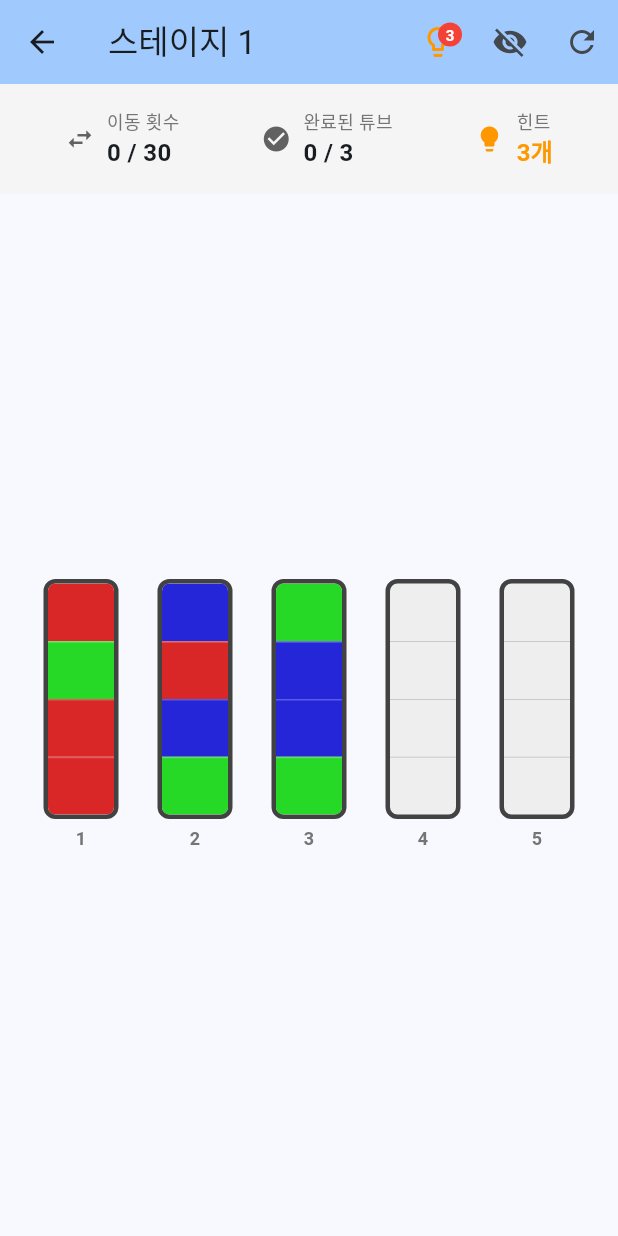
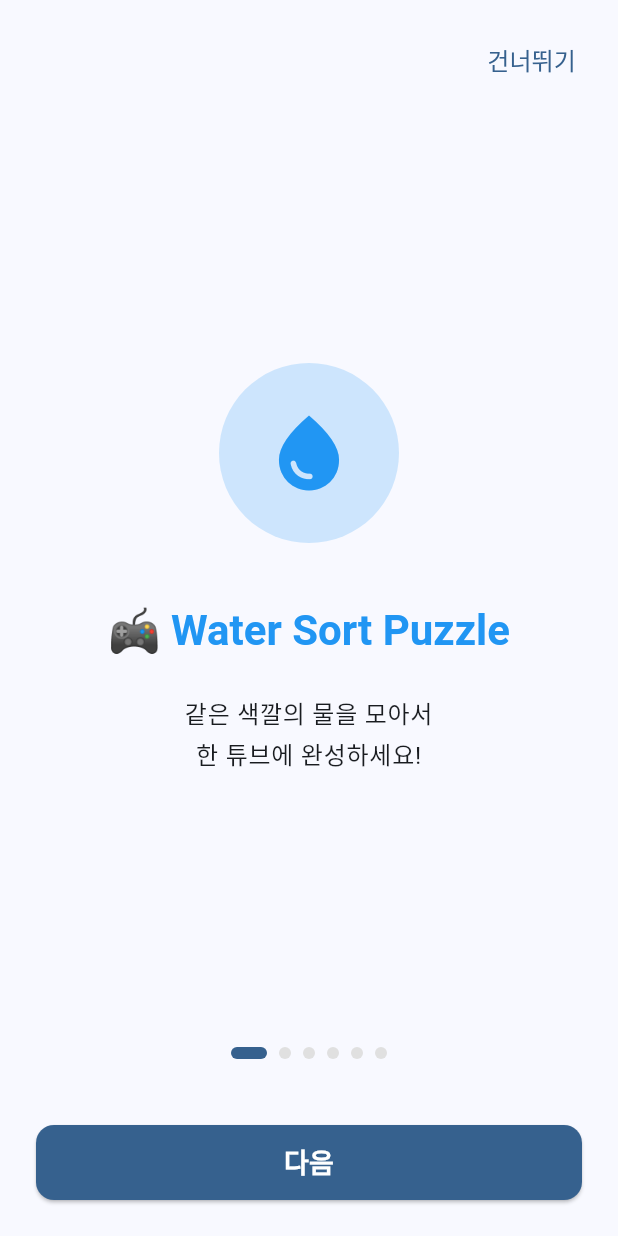
Before and after one commit to lukaPlayground/walking-puzzle-game, a Flutter app: the screen it shows after launch, after a tap on "스테이지 1", on a phone screen of 412 x 824 dp. Run offline on Flutter 3.47's test engine with Material 3 defaults, Android fonts, the phone set to English and light mode, and no system bars; our stand-ins replace geolocator, permission_handler, shared_preferences; missing offline and left inert: health; accounts and stored records are empty.

Commit message:
Add tutorial screen and optimize game difficulty
This commit adds a tutorial screen before Stage 1 and optimizes the game
difficulty by reducing empty tubes from 2 to 1 per stage.

Changes:
- lib/screens/tutorial_screen.dart (NEW):
  * Created 6-page interactive tutorial with PageView
  * Covers game rules, controls, hint system, and step rewards
  * Shows automatically before Stage 1 on first play
  * Tutorial completion status saved to SharedPreferences

- lib/screens/puzzle_list_screen.dart:
  * Added tutorial trigger for Stage 1 (puzzle_001)
  * Checks 'has_seen_tutorial' flag before starting first stage
  * Tutorial only shows once, then goes directly to game
  * Added SharedPreferences import for tutorial state

- lib/screens/water_sort_puzzle_screen.dart:
  * Reduced empty tubes from 2 to 1 per stage
  * Updated tube counts for all difficulties:
    - Easy: 4 tubes (3 colors + 1 empty) - was 5
    - Normal: 5 tubes (4 colors + 1 empty) - was 6
    - Hard: 6 tubes (5 colors + 1 empty) - was 7
    - Hell: 7 tubes (6 colors + 1 empty) - was 8
  * Makes puzzles more challenging and strategic

Benefits:
- New players get clear instructions through intuitive tutorial
- Tutorial only shows once, reducing friction for returning players
- Reduced empty tubes increase difficulty appropriately
- Better game balance and more strategic gameplay

Co-Authored-By: Claude Sonnet 4.5 <noreply@anthropic.com>

```diff
--- a/lib/screens/puzzle_list_screen.dart
+++ b/lib/screens/puzzle_list_screen.dart
@@ -1,9 +1,11 @@
 import 'package:flutter/material.dart';
 import 'package:provider/provider.dart';
+import 'package:shared_preferences/shared_preferences.dart';
 import '../providers/game_provider.dart';
 import '../providers/step_counter_provider.dart';
 import '../models/puzzle_model.dart';
 import 'water_sort_puzzle_screen.dart';
+import 'tutorial_screen.dart';
 
 class PuzzleListScreen extends StatelessWidget {
   const PuzzleListScreen({super.key});
@@ -247,13 +249,34 @@ class PuzzleListScreen extends StatelessWidget {
       elevation: isUnlocked ? 4 : 2,
       child: InkWell(
         onTap: isUnlocked
-            ? () {
+            ? () async {
+                // 스테이지 1인 경우 튜토리얼 확인
+                if (puzzle.id == 'puzzle_001') {
+                  final prefs = await SharedPreferences.getInstance();
+                  final hasSeenTutorial = prefs.getBool('has_seen_tutorial') ?? false;
+
+                  if (!hasSeenTutorial && context.mounted) {
+                    // 튜토리얼 화면 표시
+                    await Navigator.push(
+                      context,
+                      MaterialPageRoute(
+                        builder: (context) => const TutorialScreen(),
+                      ),
+                    );
+                    // 튜토리얼 본 것으로 표시
+                    await prefs.setBool('has_seen_tutorial', true);
+                  }
+                }
+
+                // 게임 화면으로 이동
+                if (context.mounted) {
                   Navigator.push(
                     context,
                     MaterialPageRoute(
                       builder: (context) => WaterSortPuzzleScreen(puzzle: puzzle),
                     ),
                   );
+                }
               }
             : null,
         borderRadius: BorderRadius.circular(12),
--- /dev/null
+++ b/lib/screens/tutorial_screen.dart
@@ -0,0 +1,220 @@
+import 'package:flutter/material.dart';
+
+class TutorialScreen extends StatefulWidget {
+  const TutorialScreen({super.key});
+
+  @override
+  State<TutorialScreen> createState() => _TutorialScreenState();
+}
+
+class _TutorialScreenState extends State<TutorialScreen> {
+  final PageController _pageController = PageController();
+  int _currentPage = 0;
+
+  final List<TutorialPage> _pages = [
+    TutorialPage(
+      title: '🎮 Water Sort Puzzle',
+      description: '같은 색깔의 물을 모아서\n한 튜브에 완성하세요!',
+      icon: Icons.water_drop,
+      color: Colors.blue,
+    ),
+    TutorialPage(
+      title: '🎯 게임 방법',
+      description: '튜브를 탭하여 선택하고\n다른 튜브를 탭하여 물을 옮기세요',
+      icon: Icons.touch_app,
+      color: Colors.orange,
+    ),
+    TutorialPage(
+      title: '✅ 이동 규칙',
+      description: '• 같은 색깔 위에만 부을 수 있어요\n• 빈 튜브에는 어떤 색이든 부을 수 있어요\n• 튜브가 가득 차면 더 이상 부을 수 없어요',
+      icon: Icons.rule,
+      color: Colors.green,
+    ),
+    TutorialPage(
+      title: '⭐ 별점 시스템',
+      description: '적은 횟수로 완성할수록\n더 많은 별을 획득해요!',
+      icon: Icons.star,
+      color: Colors.amber,
+    ),
+    TutorialPage(
+      title: '💡 힌트 시스템',
+      description: '막힐 때는 힌트를 사용하세요!\n걸으면 힌트를 더 얻을 수 있어요\n(2000보 = 힌트 1개)',
+      icon: Icons.lightbulb,
+      color: Colors.yellow.shade700,
+    ),
+    TutorialPage(
+      title: '🚶 걸으면 풀려요!',
+      description: '걷거나 달리면서 걸음 수를 모으면\n새로운 스테이지가 잠금 해제됩니다',
+      icon: Icons.directions_walk,
+      color: Colors.purple,
+    ),
+  ];
+
+  @override
+  void dispose() {
+    _pageController.dispose();
+    super.dispose();
+  }
+
+  @override
+  Widget build(BuildContext context) {
+    return Scaffold(
+      body: SafeArea(
+        child: Column(
+          children: [
+            // 상단 건너뛰기 버튼
+            Padding(
+              padding: const EdgeInsets.all(16.0),
+              child: Row(
+                mainAxisAlignment: MainAxisAlignment.end,
+                children: [
+                  TextButton(
+                    onPressed: () => Navigator.pop(context),
+                    child: const Text(
+                      '건너뛰기',
+                      style: TextStyle(fontSize: 16),
+                    ),
+                  ),
+                ],
+              ),
+            ),
+
+            // 페이지 콘텐츠
+            Expanded(
+              child: PageView.builder(
+                controller: _pageController,
+                onPageChanged: (index) {
+                  setState(() {
+                    _currentPage = index;
+                  });
+                },
+                itemCount: _pages.length,
+                itemBuilder: (context, index) {
+                  return _buildPage(_pages[index]);
+                },
+              ),
+            ),
+
+            // 페이지 인디케이터
+            Padding(
+              padding: const EdgeInsets.symmetric(vertical: 20),
+              child: Row(
+                mainAxisAlignment: MainAxisAlignment.center,
+                children: List.generate(
+                  _pages.length,
+                  (index) => Container(
+                    margin: const EdgeInsets.symmetric(horizontal: 4),
+                    width: _currentPage == index ? 24 : 8,
+                    height: 8,
+                    decoration: BoxDecoration(
+                      color: _currentPage == index
+                          ? Theme.of(context).colorScheme.primary
+                          : Colors.grey.shade300,
+                      borderRadius: BorderRadius.circular(4),
+                    ),
+                  ),
+                ),
+              ),
+            ),
+
+            // 하단 버튼
+            Padding(
+              padding: const EdgeInsets.all(24.0),
+              child: SizedBox(
+                width: double.infinity,
+                height: 50,
+                child: ElevatedButton(
+                  onPressed: () {
+                    if (_currentPage < _pages.length - 1) {
+                      _pageController.nextPage(
+                        duration: const Duration(milliseconds: 300),
+                        curve: Curves.easeInOut,
+                      );
+                    } else {
+                      Navigator.pop(context);
+                    }
+                  },
+                  style: ElevatedButton.styleFrom(
+                    backgroundColor: Theme.of(context).colorScheme.primary,
+                    foregroundColor: Colors.white,
+                    shape: RoundedRectangleBorder(
+                      borderRadius: BorderRadius.circular(12),
+                    ),
+                  ),
+                  child: Text(
+                    _currentPage < _pages.length - 1 ? '다음' : '시작하기',
+                    style: const TextStyle(
+                      fontSize: 18,
+                      fontWeight: FontWeight.bold,
+                    ),
+                  ),
+                ),
+              ),
+            ),
+          ],
+        ),
+      ),
+    );
+  }
+
+  Widget _buildPage(TutorialPage page) {
+    return Padding(
+      padding: const EdgeInsets.all(32.0),
+      child: Column(
+        mainAxisAlignment: MainAxisAlignment.center,
+        children: [
+          // 아이콘
+          Container(
+            width: 120,
+            height: 120,
+            decoration: BoxDecoration(
+              color: page.color.withOpacity(0.2),
+              shape: BoxShape.circle,
+            ),
+            child: Icon(
+              page.icon,
+              size: 60,
+              color: page.color,
+            ),
+          ),
+          const SizedBox(height: 40),
+
+          // 제목
+          Text(
+            page.title,
+            style: Theme.of(context).textTheme.headlineMedium?.copyWith(
+                  fontWeight: FontWeight.bold,
+                  color: page.color,
+                ),
+            textAlign: TextAlign.center,
+          ),
+          const SizedBox(height: 24),
+
+          // 설명
+          Text(
+            page.description,
+            style: Theme.of(context).textTheme.bodyLarge?.copyWith(
+                  fontSize: 16,
+                  height: 1.6,
+                ),
+            textAlign: TextAlign.center,
+          ),
+        ],
+      ),
+    );
+  }
+}
+
+class TutorialPage {
+  final String title;
+  final String description;
+  final IconData icon;
+  final Color color;
+
+  TutorialPage({
+    required this.title,
+    required this.description,
+    required this.icon,
+    required this.color,
+  });
+}
--- a/lib/screens/water_sort_puzzle_screen.dart
+++ b/lib/screens/water_sort_puzzle_screen.dart
@@ -35,24 +35,24 @@ class _WaterSortPuzzleScreenState extends State<WaterSortPuzzleScreen> {
     final difficulty = widget.puzzle.difficulty;
     int tubeCount;
     const int capacity = 4;
-    const int emptyTubeCount = 2; // 항상 빈 튜브 2개
+    const int emptyTubeCount = 1; // 빈 튜브 1개
 
     // 난이도에 따른 총 튜브 수
     switch (difficulty) {
       case 1: // 쉬움
-        tubeCount = 5; // 색상 3개 + 빈 튜브 2개
+        tubeCount = 4; // 색상 3개 + 빈 튜브 1개
         break;
       case 2: // 일반
-        tubeCount = 6; // 색상 4개 + 빈 튜브 2개
+        tubeCount = 5; // 색상 4개 + 빈 튜브 1개
         break;
       case 3: // 어려움
-        tubeCount = 7; // 색상 5개 + 빈 튜브 2개
+        tubeCount = 6; // 색상 5개 + 빈 튜브 1개
         break;
       case 4: // 지옥
-        tubeCount = 8; // 색상 6개 + 빈 튜브 2개
+        tubeCount = 7; // 색상 6개 + 빈 튜브 1개
         break;
       default:
-        tubeCount = 5;
+        tubeCount = 4;
     }
 
     // 색상 수 = 채워진 튜브 수
```
Lines whose indentation alone changed are shown as unchanged.
